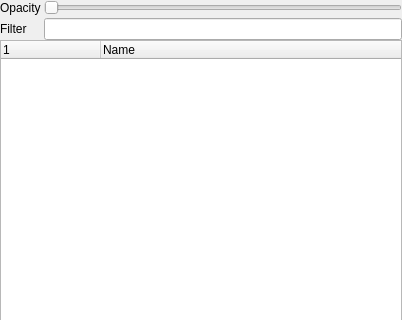
This is src/gis/IGisWorkspace.ui in Maproom/qmapshack as Qt 5 draws it before an edit; both pictures show x 0 to 402 and y 0 to 320 of the 402 by 500 pixel window. The edited form follows.
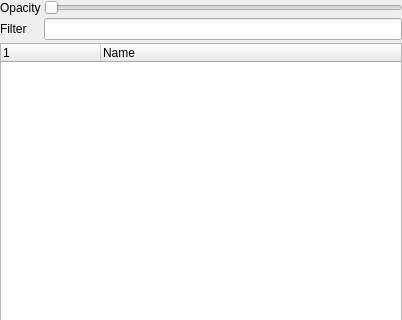
This is the edited form. Icons and pictures are not drawn. Custom widgets are drawn as their Qt base class.

Commit message: Remove useless splitter layout

```diff
--- a/src/gis/IGisWorkspace.ui
+++ b/src/gis/IGisWorkspace.ui
@@ -15,7 +15,7 @@
   </property>
   <layout class="QVBoxLayout" name="verticalLayout">
    <property name="spacing">
-    <number>0</number>
+    <number>3</number>
    </property>
    <property name="leftMargin">
     <number>0</number>
@@ -77,10 +77,6 @@
     </layout>
    </item>
    <item>
-    <widget class="QSplitter" name="splitter">
-     <property name="orientation">
-      <enum>Qt::Vertical</enum>
-     </property>
      <widget class="CGisListWks" name="treeWks">
       <property name="contextMenuPolicy">
        <enum>Qt::CustomContextMenu</enum>
@@ -116,7 +112,6 @@
         <string>Name</string>
        </property>
       </column>
-     </widget>
     </widget>
    </item>
   </layout>
```
Lines whose indentation alone changed are shown as unchanged. The commit also changes 1 other file.
